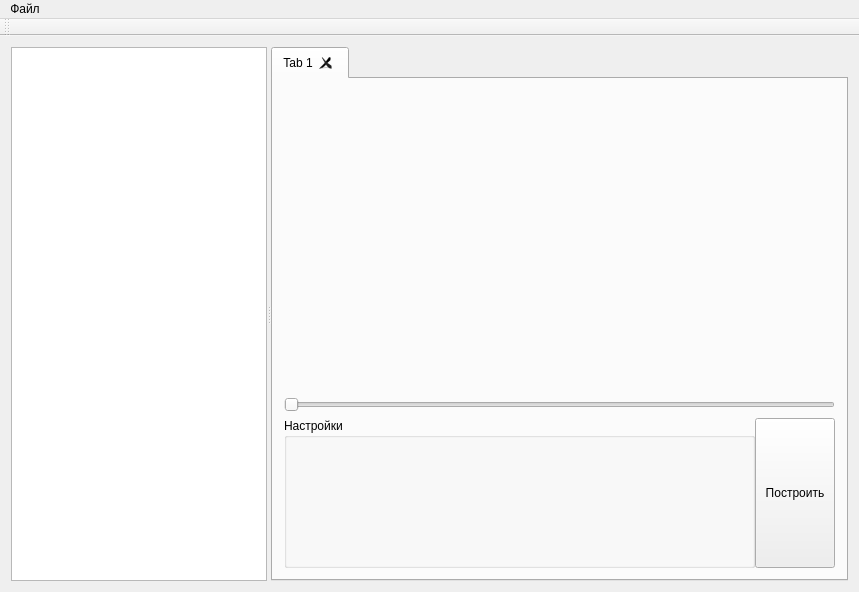
Before: the Qt Designer form Canny3D/Qt/Canny3D.ui in Last1k96/CannyDICOM, drawn with Qt 5.
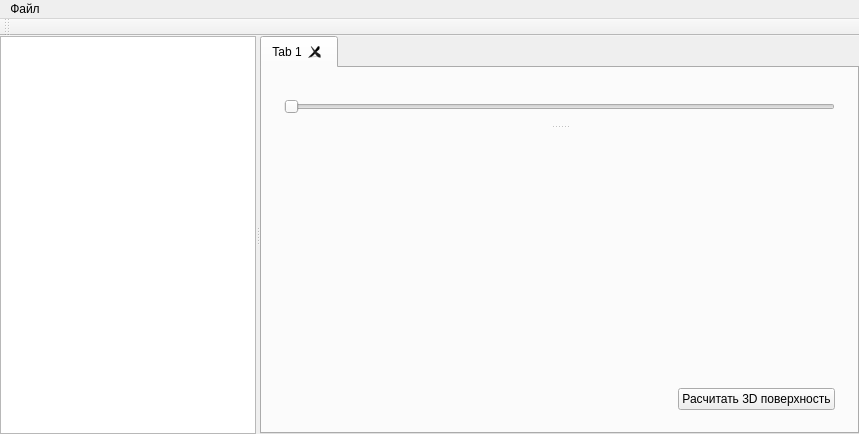
After: the same form once the commit is applied. Custom widgets are drawn as their Qt base class.

```diff
--- a/Canny3D/Qt/Canny3D.ui
+++ b/Canny3D/Qt/Canny3D.ui
@@ -7,7 +7,7 @@
     <x>0</x>
     <y>0</y>
     <width>859</width>
-    <height>592</height>
+    <height>434</height>
    </rect>
   </property>
   <property name="baseSize">
@@ -19,6 +19,12 @@
   <property name="windowTitle">
    <string>Canny3D</string>
   </property>
+  <property name="windowOpacity">
+   <double>1.000000000000000</double>
+  </property>
+  <property name="tabShape">
+   <enum>QTabWidget::Rounded</enum>
+  </property>
   <widget class="QWidget" name="centralWidget">
    <property name="sizePolicy">
     <sizepolicy hsizetype="Maximum" vsizetype="Maximum">
@@ -27,6 +33,21 @@
     </sizepolicy>
    </property>
    <layout class="QHBoxLayout" name="horizontalLayout">
+    <property name="spacing">
+     <number>0</number>
+    </property>
+    <property name="leftMargin">
+     <number>0</number>
+    </property>
+    <property name="topMargin">
+     <number>0</number>
+    </property>
+    <property name="rightMargin">
+     <number>0</number>
+    </property>
+    <property name="bottomMargin">
+     <number>0</number>
+    </property>
     <item>
      <widget class="QSplitter" name="splitter">
       <property name="orientation">
@@ -62,6 +83,13 @@
         <attribute name="title">
          <string>Tab 1</string>
         </attribute>
+        <layout class="QHBoxLayout" name="horizontalLayout_3">
+         <item>
+          <widget class="QSplitter" name="splitter_2">
+           <property name="orientation">
+            <enum>Qt::Vertical</enum>
+           </property>
+           <widget class="QWidget" name="">
         <layout class="QVBoxLayout" name="verticalLayout">
          <item>
           <widget class="DicomViewer" name="widget" native="true">
@@ -80,18 +108,14 @@
            </property>
           </widget>
          </item>
-         <item>
+            </layout>
+           </widget>
+           <widget class="QWidget" name="">
           <layout class="QHBoxLayout" name="horizontalLayout_2">
-           <property name="spacing">
-            <number>0</number>
-           </property>
-           <property name="sizeConstraint">
-            <enum>QLayout::SetMinimumSize</enum>
-           </property>
            <item>
-            <widget class="QGroupBox" name="groupBox">
+              <widget class="CannySettings" name="widget_2" native="true">
              <property name="sizePolicy">
-              <sizepolicy hsizetype="MinimumExpanding" vsizetype="Fixed">
+                <sizepolicy hsizetype="MinimumExpanding" vsizetype="Preferred">
                <horstretch>0</horstretch>
                <verstretch>0</verstretch>
               </sizepolicy>
@@ -99,38 +123,59 @@
              <property name="minimumSize">
               <size>
                <width>0</width>
-               <height>150</height>
-              </size>
-             </property>
-             <property name="title">
-              <string>Настройки</string>
-             </property>
+                 <height>250</height>
+                </size>
+               </property>
             </widget>
            </item>
            <item>
             <layout class="QVBoxLayout" name="verticalLayout_2">
-             <property name="spacing">
-              <number>0</number>
-             </property>
              <property name="sizeConstraint">
               <enum>QLayout::SetMinimumSize</enum>
              </property>
+               <item>
+                <spacer name="verticalSpacer">
+                 <property name="orientation">
+                  <enum>Qt::Vertical</enum>
+                 </property>
+                 <property name="sizeType">
+                  <enum>QSizePolicy::MinimumExpanding</enum>
+                 </property>
+                 <property name="sizeHint" stdset="0">
+                  <size>
+                   <width>0</width>
+                   <height>0</height>
+                  </size>
+                 </property>
+                </spacer>
+               </item>
              <item>
               <widget class="QPushButton" name="pushButton_2">
                <property name="sizePolicy">
-                <sizepolicy hsizetype="Fixed" vsizetype="Preferred">
+                  <sizepolicy hsizetype="Minimum" vsizetype="Fixed">
                  <horstretch>0</horstretch>
                  <verstretch>0</verstretch>
                 </sizepolicy>
                </property>
+                 <property name="minimumSize">
+                  <size>
+                   <width>0</width>
+                   <height>0</height>
+                  </size>
+                 </property>
                <property name="text">
-                <string>Построить</string>
-               </property>
+                  <string>Расчитать 3D поверхность</string>
+                 </property>
+                 <property name="checkable">
+                  <bool>false</bool>
+                 </property>
               </widget>
              </item>
             </layout>
            </item>
           </layout>
+           </widget>
+          </widget>
          </item>
         </layout>
        </widget>
@@ -191,6 +236,12 @@
    <header>DicomViewer.h</header>
    <container>1</container>
   </customwidget>
+  <customwidget>
+   <class>CannySettings</class>
+   <extends>QWidget</extends>
+   <header>CannySettings.h</header>
+   <container>1</container>
+  </customwidget>
  </customwidgets>
  <resources>
   <include location="Canny3D.qrc"/>
```
Lines whose indentation alone changed are shown as unchanged.
